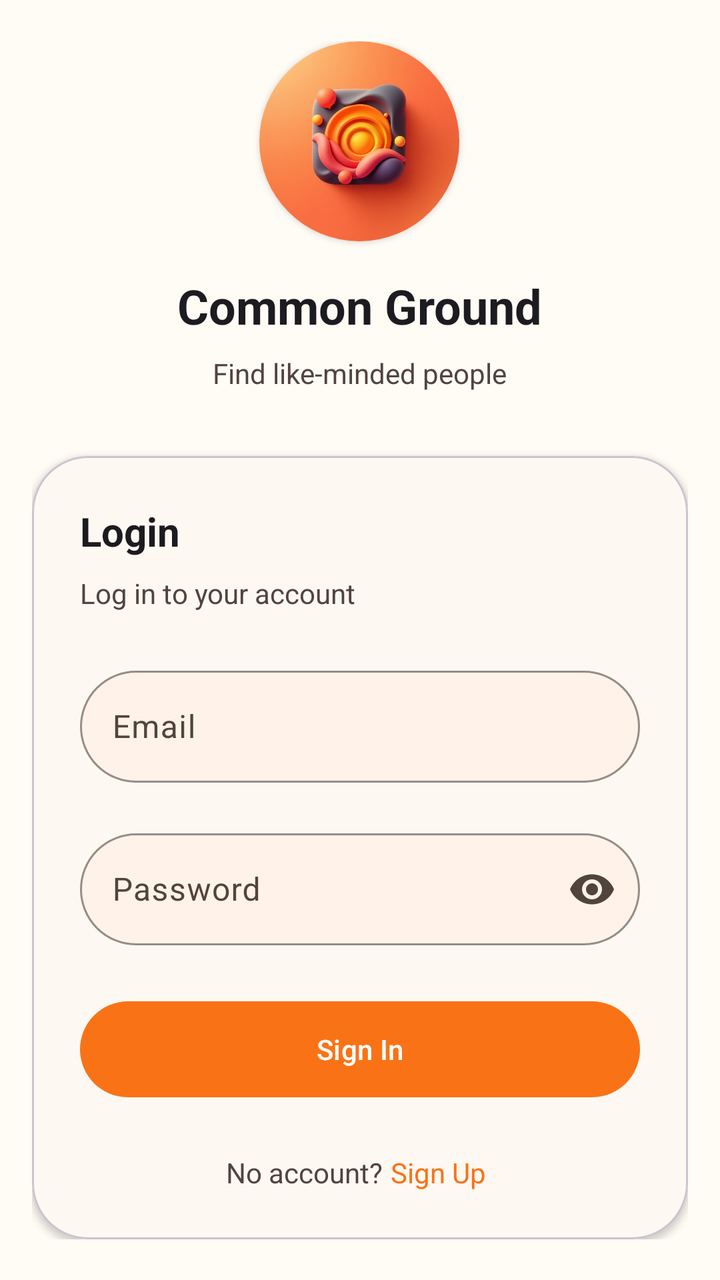
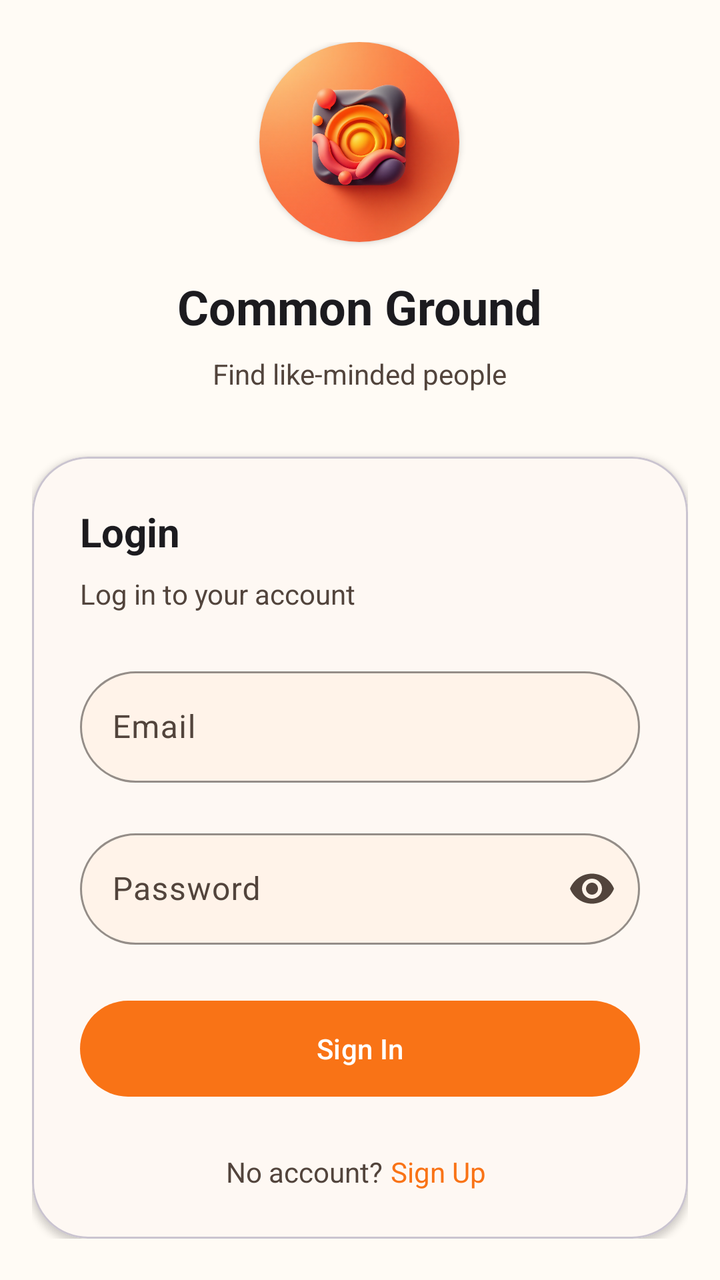

Screens rendered from an Android XML layout before and after an edit, with the pre-edit source and the edit as a unified diff.
<!-- AndroidManifest.xml: application theme Theme.Common_Ground -->
<!-- res/layout/fragment_login.xml -->
<?xml version="1.0" encoding="utf-8"?>
<ScrollView xmlns:android="http://schemas.android.com/apk/res/android"
    xmlns:app="http://schemas.android.com/apk/res-auto"
    android:layout_width="match_parent"
    android:layout_height="match_parent"
    android:fillViewport="true"
    android:background="@color/md_surface"
    android:fitsSystemWindows="true">

    <androidx.constraintlayout.widget.ConstraintLayout
        android:layout_width="match_parent"
        android:layout_height="wrap_content"
        android:padding="@dimen/spacing_16">

        <LinearLayout
            android:layout_width="match_parent"
            android:layout_height="wrap_content"
            android:orientation="vertical"
            android:gravity="center"
            app:layout_constraintTop_toTopOf="parent"
            app:layout_constraintBottom_toBottomOf="parent"
            app:layout_constraintStart_toStartOf="parent"
            app:layout_constraintEnd_toEndOf="parent">

            <LinearLayout
                android:layout_width="wrap_content"
                android:layout_height="wrap_content"
                android:orientation="vertical"
                android:gravity="center"
                android:layout_marginBottom="@dimen/spacing_32">

                <androidx.cardview.widget.CardView
                    android:layout_width="100dp"
                    android:layout_height="100dp"
                    android:padding="@dimen/spacing_16"
                    android:layout_marginBottom="@dimen/spacing_16"
                    app:cardCornerRadius="50dp"
                    app:cardPreventCornerOverlap="false">

                    <ImageView
                        android:layout_width="match_parent"
                        android:layout_height="match_parent"
                        android:scaleType="centerCrop"
                        android:src="@drawable/ic_logo" />
                </androidx.cardview.widget.CardView>

                <TextView
                    android:layout_width="wrap_content"
                    android:layout_height="wrap_content"
                    android:text="@string/app_name"
                    android:textColor="@color/md_on_surface"
                    android:textSize="@dimen/text_2xl"
                    android:textStyle="bold" />

                <TextView
                    android:layout_width="wrap_content"
                    android:layout_height="wrap_content"
                    android:text="@string/tagline"
                    android:textColor="@color/md_on_surface_variant"
                    android:textSize="@dimen/text_sm"
                    android:layout_marginTop="@dimen/spacing_8" />
            </LinearLayout>

            <com.google.android.material.card.MaterialCardView
                android:layout_width="match_parent"
                android:layout_height="wrap_content"
                style="@style/CardView.Rounded"
                app:cardCornerRadius="@dimen/corner_radius_28"
                app:cardElevation="@dimen/elevation_2">

                <LinearLayout
                    android:layout_width="match_parent"
                    android:layout_height="wrap_content"
                    android:orientation="vertical"
                    android:padding="@dimen/spacing_24">

                    <TextView
                        android:layout_width="match_parent"
                        android:layout_height="wrap_content"
                        android:text="@string/login"
                        android:textColor="@color/md_on_surface"
                        android:textSize="@dimen/text_xl"
                        android:textStyle="bold"
                        android:layout_marginBottom="@dimen/spacing_8" />

                    <TextView
                        android:layout_width="match_parent"
                        android:layout_height="wrap_content"
                        android:text="@string/login_description"
                        android:textColor="@color/md_on_surface_variant"
                        android:textSize="@dimen/text_sm"
                        android:layout_marginBottom="@dimen/spacing_24" />

                    <com.google.android.material.textfield.TextInputLayout
                        android:id="@+id/email_input_layout"
                        style="@style/TextInputLayout.Rounded"
                        android:layout_width="match_parent"
                        android:layout_height="wrap_content"
                        android:layout_marginBottom="@dimen/spacing_20">

                        <com.google.android.material.textfield.TextInputEditText
                            android:id="@+id/email_edit_text"
                            android:layout_width="match_parent"
                            android:layout_height="@dimen/input_height"
                            android:hint="@string/email"
                            android:inputType="textEmailAddress" />
                    </com.google.android.material.textfield.TextInputLayout>

                    <com.google.android.material.textfield.TextInputLayout
                        android:id="@+id/password_input_layout"
                        style="@style/TextInputLayout.Rounded"
                        android:layout_width="match_parent"
                        android:layout_height="wrap_content"
                        android:layout_marginBottom="@dimen/spacing_24"
                        app:endIconMode="password_toggle">

                        <com.google.android.material.textfield.TextInputEditText
                            android:id="@+id/password_edit_text"
                            android:layout_width="match_parent"
                            android:layout_height="@dimen/input_height"
                            android:hint="@string/password"
                            android:inputType="textPassword" />
                    </com.google.android.material.textfield.TextInputLayout>

                    <com.google.android.material.button.MaterialButton
                        android:id="@+id/login_button"
                        android:layout_width="match_parent"
                        android:layout_height="@dimen/button_height"
                        style="@style/Button.Filled"
                        android:text="@string/sign_in" />

                    <LinearLayout
                        android:layout_width="match_parent"
                        android:layout_height="wrap_content"
                        android:orientation="horizontal"
                        android:gravity="center"
                        android:layout_marginTop="@dimen/spacing_24">

                        <TextView
                            style="@style/TextSecondary"
                            android:layout_width="wrap_content"
                            android:layout_height="wrap_content"
                            android:text="@string/no_account" />

                        <TextView
                            android:id="@+id/switch_to_register"
                            style="@style/TextLink"
                            android:layout_width="wrap_content"
                            android:layout_height="wrap_content"
                            android:text="@string/sign_up" />
                    </LinearLayout>
                </LinearLayout>
            </com.google.android.material.card.MaterialCardView>
        </LinearLayout>
    </androidx.constraintlayout.widget.ConstraintLayout>
</ScrollView>
<!-- resources referenced by this layout -->
<resources>
  <color name="md_on_surface">#1C1B1F</color>
  <color name="md_on_surface_variant">#52443C</color>
  <color name="md_surface">#FFFBF5</color>
  <dimen name="button_height">56dp</dimen>
  <dimen name="corner_radius_28">28dp</dimen>
  <dimen name="elevation_2">2dp</dimen>
  <dimen name="input_height">56dp</dimen>
  <dimen name="spacing_16">16dp</dimen>
  <dimen name="spacing_20">20dp</dimen>
  <dimen name="spacing_24">24dp</dimen>
  <dimen name="spacing_32">32dp</dimen>
  <dimen name="spacing_8">8dp</dimen>
  <dimen name="text_2xl">24sp</dimen>
  <dimen name="text_sm">14sp</dimen>
  <dimen name="text_xl">20sp</dimen>
  <string name="app_name" translatable="false">Common Ground</string>
  <string name="email">Email</string>
  <string name="login">Login</string>
  <string name="login_description">Log in to your account</string>
  <string name="no_account">No account?</string>
  <string name="password">Password</string>
  <string name="sign_in">Sign In</string>
  <string name="sign_up">Sign Up</string>
  <string name="tagline">Find like-minded people</string>
  <style name="Button.Filled" parent="Widget.Material3.Button">
          <item name="backgroundTint">@color/md_primary</item>
          <item name="android:textColor">@color/md_on_primary</item>
          <item name="cornerRadius">@dimen/corner_radius_full</item>
          <item name="android:elevation">@dimen/elevation_1</item>
          <item name="android:minHeight">@dimen/button_height</item>
      </style>
  <style name="CardView.Rounded" parent="CardView">
          <item name="cardCornerRadius">@dimen/corner_radius_20</item>
          <item name="cardElevation">@dimen/elevation_2</item>
          <item name="cardBackgroundColor">@color/md_surface_container_low</item>
      </style>
  <style name="TextLink">
          <item name="android:textColor">@color/md_primary</item>
          <item name="android:textSize">@dimen/text_sm</item>
          <item name="android:clickable">true</item>
          <item name="android:focusable">true</item>
          <item name="android:paddingStart">@dimen/spacing_4</item>
          <item name="android:paddingEnd">@dimen/spacing_4</item>
          <item name="android:background">?android:attr/selectableItemBackground</item>
      </style>
  <style name="TextSecondary">
          <item name="android:textColor">@color/md_on_surface_variant</item>
          <item name="android:textSize">@dimen/text_sm</item>
      </style>
  <color name="md_primary">#F97316</color>
  <color name="md_on_primary">#FFFFFF</color>
  <dimen name="corner_radius_full">50dp</dimen>
  <dimen name="elevation_1">1dp</dimen>
  <dimen name="corner_radius_20">20dp</dimen>
  <color name="md_surface_container_low">#FEF8F3</color>
  <color name="md_surface_container_high">#FFF3E9</color>
  <dimen name="spacing_4">4dp</dimen>
  <color name="md_primary_container">#FFEDD5</color>
  <color name="md_on_primary_container">#7C2D12</color>
  <color name="md_secondary">#EF4444</color>
  <color name="md_on_secondary">#FFFFFF</color>
  <color name="md_secondary_container">#FEE2E2</color>
  <color name="md_on_secondary_container">#7F1D1D</color>
  <color name="md_tertiary">#FBBF24</color>
  <color name="md_on_tertiary">#422006</color>
  <color name="md_tertiary_container">#FEF3C7</color>
  <color name="md_on_tertiary_container">#78350F</color>
  <color name="md_surface_variant">#FFF7ED</color>
  <color name="md_surface_container">#FFF7ED</color>
  <!-- unchanged entries left out for length: 3 -->
</resources>

<!-- the commit's change to res/layout/fragment_login.xml (unified diff, before → after) -->
@@ -101,9 +101,11 @@
                         <com.google.android.material.textfield.TextInputEditText
                             android:id="@+id/email_edit_text"
                             android:layout_width="match_parent"
-                            android:layout_height="@dimen/input_height"
+                            android:layout_height="wrap_content"
                             android:hint="@string/email"
-                            android:inputType="textEmailAddress" />
+                            android:inputType="textEmailAddress"
+                            android:maxLines="1"
+                            android:imeOptions="actionDone"/>
                     </com.google.android.material.textfield.TextInputLayout>
 
                     <com.google.android.material.textfield.TextInputLayout
@@ -117,9 +119,11 @@
                         <com.google.android.material.textfield.TextInputEditText
                             android:id="@+id/password_edit_text"
                             android:layout_width="match_parent"
-                            android:layout_height="@dimen/input_height"
+                            android:layout_height="wrap_content"
                             android:hint="@string/password"
-                            android:inputType="textPassword" />
+                            android:imeOptions="actionDone"
+                            android:inputType="textPassword"
+                            android:maxLines="1" />
                     </com.google.android.material.textfield.TextInputLayout>
 
                     <com.google.android.material.button.MaterialButton
<!-- resource entries referenced after the edit -->
@@ -6,7 +6,6 @@
   <dimen name="button_height">56dp</dimen>
   <dimen name="corner_radius_28">28dp</dimen>
   <dimen name="elevation_2">2dp</dimen>
-  <dimen name="input_height">56dp</dimen>
   <dimen name="spacing_16">16dp</dimen>
   <dimen name="spacing_20">20dp</dimen>
   <dimen name="spacing_24">24dp</dimen>
